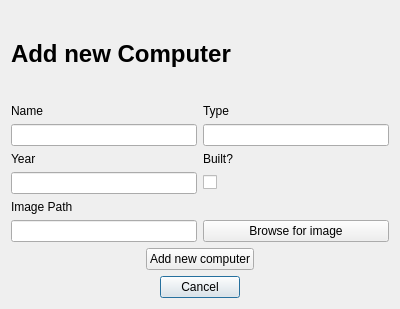
Above: addcomputerdialog.ui from DORB/Verkur3GUI before the change. Below: the same form after it.
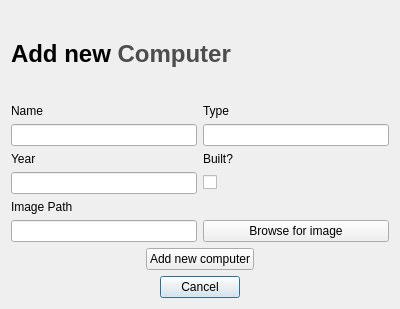
That is the form after the change.

The edit to the form file:
```diff
--- a/addcomputerdialog.ui
+++ b/addcomputerdialog.ui
@@ -17,7 +17,7 @@
    <item>
     <widget class="QLabel" name="label">
      <property name="text">
-      <string>&lt;html&gt;&lt;head/&gt;&lt;body&gt;&lt;p&gt;&lt;span style=&quot; font-size:xx-large; font-weight:600;&quot;&gt;Add new Computer &lt;/span&gt;&lt;/p&gt;&lt;/body&gt;&lt;/html&gt;</string>
+      <string>&lt;html&gt;&lt;head/&gt;&lt;body&gt;&lt;p&gt;&lt;span style=&quot; font-size:xx-large; font-weight:600;&quot;&gt;Add new &lt;/span&gt;&lt;span style=&quot; font-size:xx-large; font-weight:600; color:#4d4d4d;&quot;&gt;Computer &lt;/span&gt;&lt;/p&gt;&lt;/body&gt;&lt;/html&gt;</string>
      </property>
     </widget>
    </item>
```
